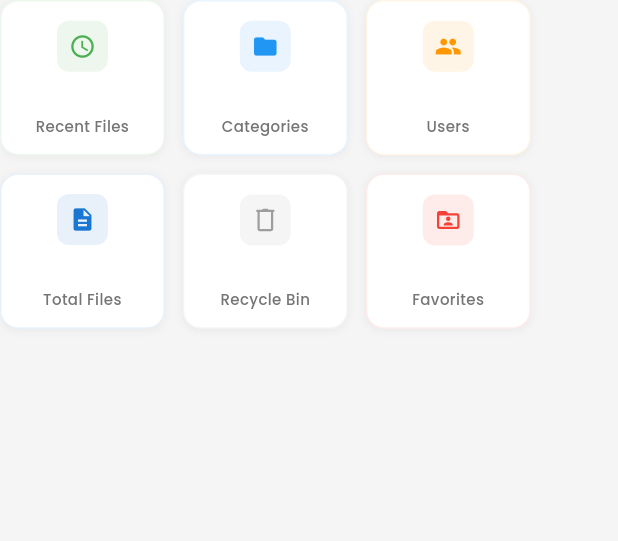
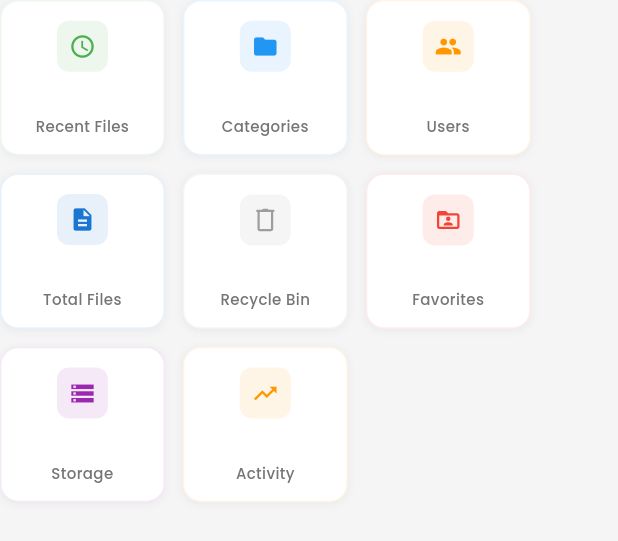
Before and after one commit to rahmathanifpurnama/management-document-app, a Flutter app: the ResponsiveStatsGrid widget shown alone on an empty page, opened directly with empty values, on a phone screen of 412 x 824 dp. Shown: the top 541 px of the screen. Run offline on Flutter 3.47's test engine with Material 3 defaults, Android fonts, the phone set to English and light mode, and no system bars; our stand-ins replace audioplayers, cached_network_image, cloud_firestore, cloud_functions, connectivity_plus, dio and 19 more; missing offline and left inert: external_path, file_selector, firebase_app_check, flutter_pdfview, googleapis; accounts and stored records are empty; network calls fail.

Commit message:
Add 2 new stat widgets and implement custom layout with centered positioning and empty spaces for future content

```diff
--- a/lib/widgets/statistics/responsive_stats_grid.dart
+++ b/lib/widgets/statistics/responsive_stats_grid.dart
@@ -36,14 +36,76 @@ class ResponsiveStatsGrid extends StatelessWidget {
         // Calculate responsive layout parameters
         final layoutConfig = _getLayoutConfig(screenWidth);
 
-        return Wrap(
+        return _buildCustomLayout(statWidgets, layoutConfig);
+      },
+    );
+  }
+
+  /// Build custom layout: 4 widgets in first row, 2 widgets in second row with 2 empty spaces
+  Widget _buildCustomLayout(
+    List<Widget> statWidgets,
+    _LayoutConfig layoutConfig,
+  ) {
+    final itemsPerRow = layoutConfig.itemsPerRow;
+
+    if (statWidgets.length <= 4 || itemsPerRow < 4) {
+      // For small screens or few widgets, use normal wrap layout
+      return Wrap(
+        spacing: layoutConfig.spacing,
+        runSpacing: layoutConfig.spacing,
+        children: statWidgets.map((widget) {
+          return SizedBox(width: layoutConfig.itemWidth, child: widget);
+        }).toList(),
+      );
+    }
+
+    // For larger screens: 4 in first row, remaining widgets in second row (centered)
+    final firstRowWidgets = statWidgets.take(4).toList();
+    final secondRowWidgets = statWidgets.skip(4).toList();
+
+    return Column(
+      children: [
+        // First row: 4 widgets
+        Wrap(
           spacing: layoutConfig.spacing,
           runSpacing: layoutConfig.spacing,
-          children: statWidgets.map((widget) {
+          children: firstRowWidgets.map((widget) {
             return SizedBox(width: layoutConfig.itemWidth, child: widget);
           }).toList(),
-        );
-      },
+        ),
+
+        SizedBox(height: layoutConfig.spacing), // Space between rows
+        // Second row: remaining widgets centered with empty spaces
+        if (secondRowWidgets.isNotEmpty)
+          Row(
+            mainAxisAlignment: MainAxisAlignment.center,
+            children: [
+              // Empty space (1/4 of row)
+              SizedBox(width: layoutConfig.itemWidth),
+              if (secondRowWidgets.isNotEmpty)
+                SizedBox(width: layoutConfig.spacing),
+
+              // Render available widgets in second row
+              ...secondRowWidgets.asMap().entries.map((entry) {
+                final widget = entry.value;
+                final isLast = entry.key == secondRowWidgets.length - 1;
+                return Row(
+                  mainAxisSize: MainAxisSize.min,
+                  children: [
+                    SizedBox(width: layoutConfig.itemWidth, child: widget),
+                    if (!isLast) SizedBox(width: layoutConfig.spacing),
+                  ],
+                );
+              }),
+
+              // Add spacing and empty space after widgets
+              if (secondRowWidgets.isNotEmpty)
+                SizedBox(width: layoutConfig.spacing),
+              // Empty space (1/4 of row)
+              SizedBox(width: layoutConfig.itemWidth),
+            ],
+          ),
+      ],
     );
   }
 
@@ -69,8 +131,8 @@ class ResponsiveStatsGrid extends StatelessWidget {
       itemsPerRow = 4;
       spacing = 16.0; // Increased spacing
     } else {
-      // Extra wide screens: 5 widgets per row
-      itemsPerRow = 5;
+      // Extra wide screens: 4 widgets per row (changed from 5 to accommodate 8 widgets in 2 rows)
+      itemsPerRow = 4;
       spacing = 20.0; // Increased spacing
     }
 
@@ -144,6 +206,24 @@ class ResponsiveStatsGrid extends StatelessWidget {
         onTap: () => onStatTap?.call('favorites'),
         isClickable: true,
         showValue: false, // Remove numeric value for Favorites
+      ),
+      _buildStatWidget(
+        title: 'Storage',
+        value: (statsData['storageUsed'] ?? 0).toString(),
+        icon: Icons.storage,
+        color: Colors.purple,
+        onTap: () => onStatTap?.call('storage'),
+        isClickable: true,
+        showValue: true,
+      ),
+      _buildStatWidget(
+        title: 'Activity',
+        value: (statsData['todayActivity'] ?? 0).toString(),
+        icon: Icons.trending_up,
+        color: Colors.orange,
+        onTap: () => onStatTap?.call('activity'),
+        isClickable: true,
+        showValue: true,
       ),
     ];
   }
```
